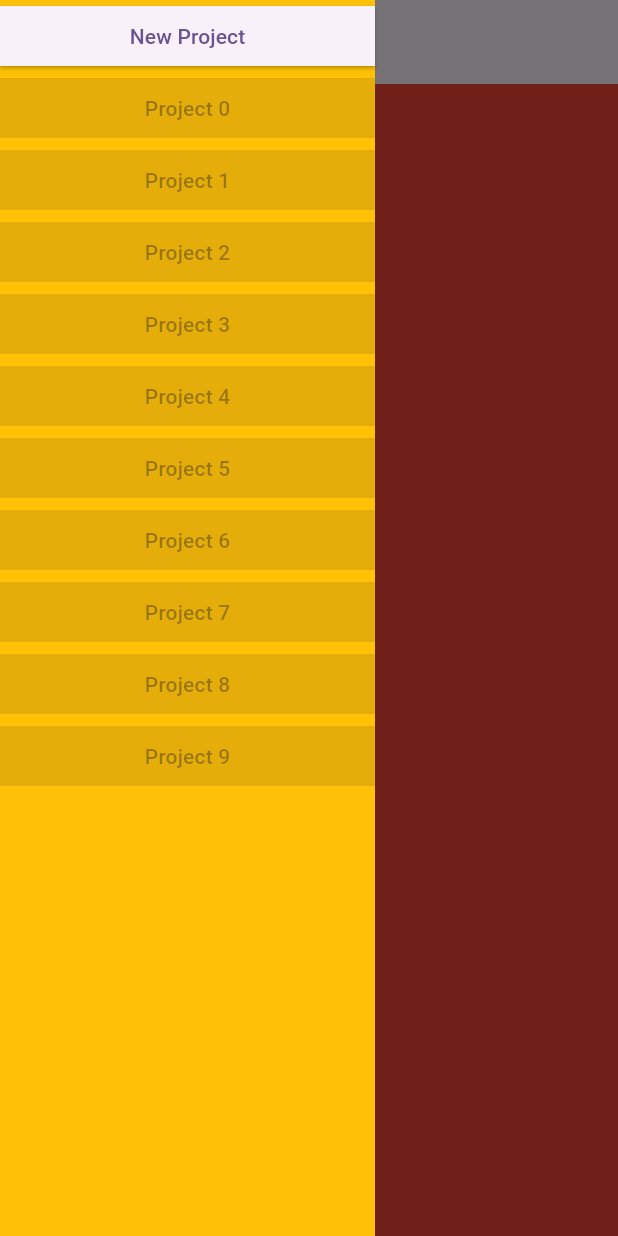
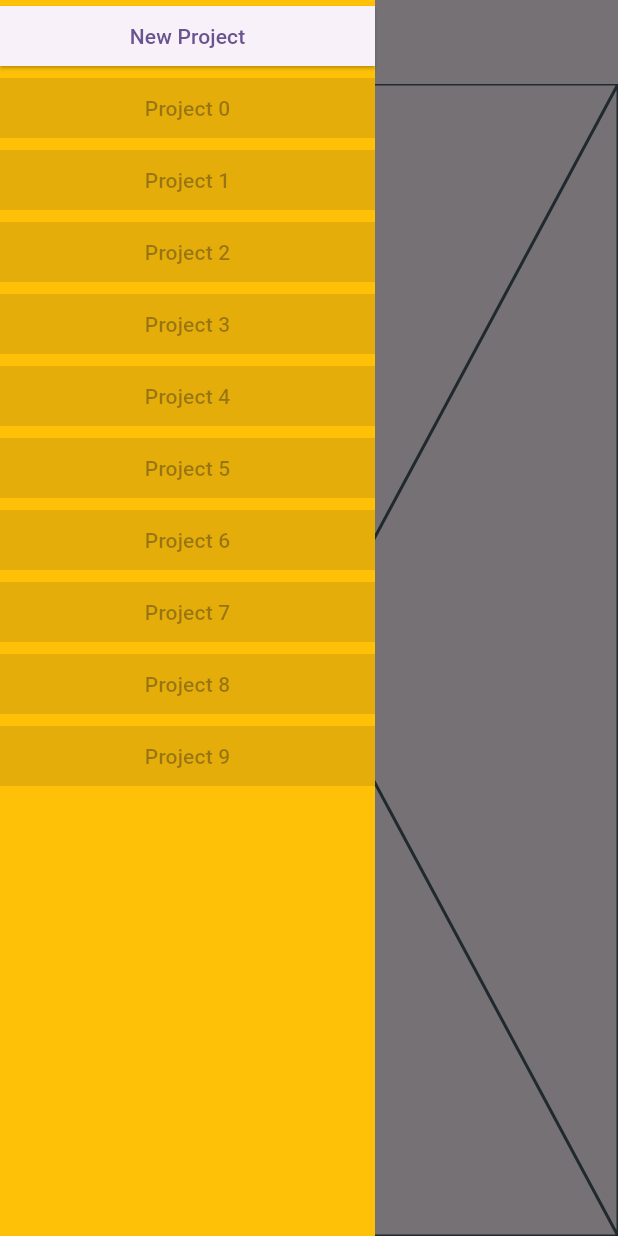
Before and after one commit to CristeaIon/workload_tester, a Flutter app: the screen it shows after launch, in the side drawer, after a tap on "New Project", on a phone screen of 412 x 824 dp. Run offline on Flutter 3.47's test engine with Material 3 defaults, Android fonts, the phone set to English and light mode, and no system bars; our stand-ins replace auto_route; generated files the repository leaves out were written again.

Commit message:
added navigation to new project screen

```diff
--- a/lib/home/home_screen.dart
+++ b/lib/home/home_screen.dart
@@ -20,10 +20,8 @@ class HomeScreen extends StatelessWidget {
           body: Row(
             children: [
               if (constraints.maxWidth > 800) const SideBar(),
-              Flexible(
-                child: Container(
-                  color: Colors.red,
-                ),
+              const Flexible(
+                child: AutoRouter(),
               )
             ],
           ),
--- a/lib/home/widgets/side_bar.dart
+++ b/lib/home/widgets/side_bar.dart
@@ -1,5 +1,6 @@
-
+import 'package:auto_route/auto_route.dart';
 import 'package:flutter/material.dart';
+import 'package:workload_tester/app/navigation/workloadtester_navigation.dart';
 
 import 'side_bar_button.dart';
 
@@ -16,7 +17,9 @@ class SideBar extends StatelessWidget {
           SliverToBoxAdapter(
             child: SideBarButton(
               title: 'New Project',
-              onPressed: () {},
+              onPressed: () {
+                AutoRouter.of(context).push(const NewProjectRoute());
+              },
             ),
           ),
           SliverList.builder(
```
